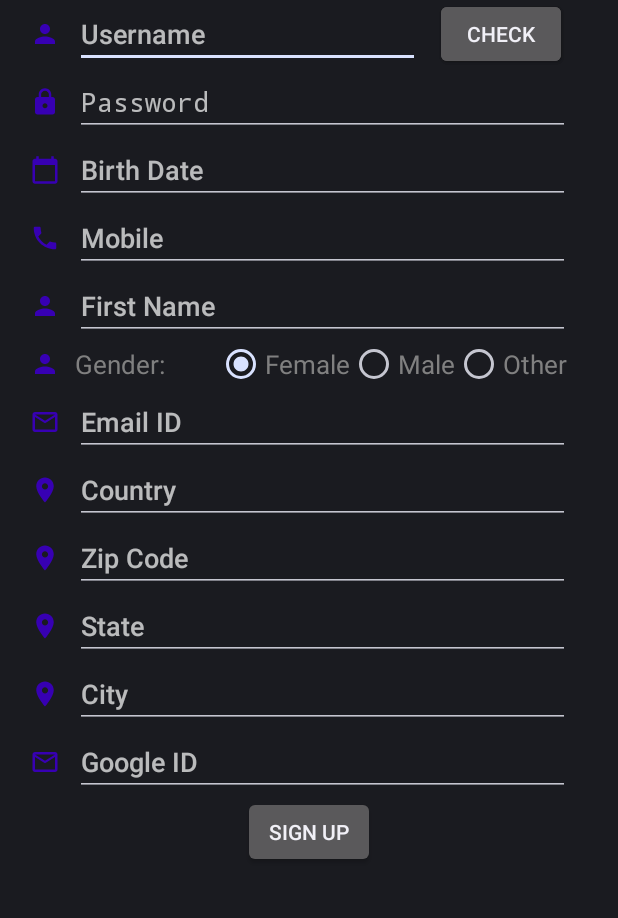
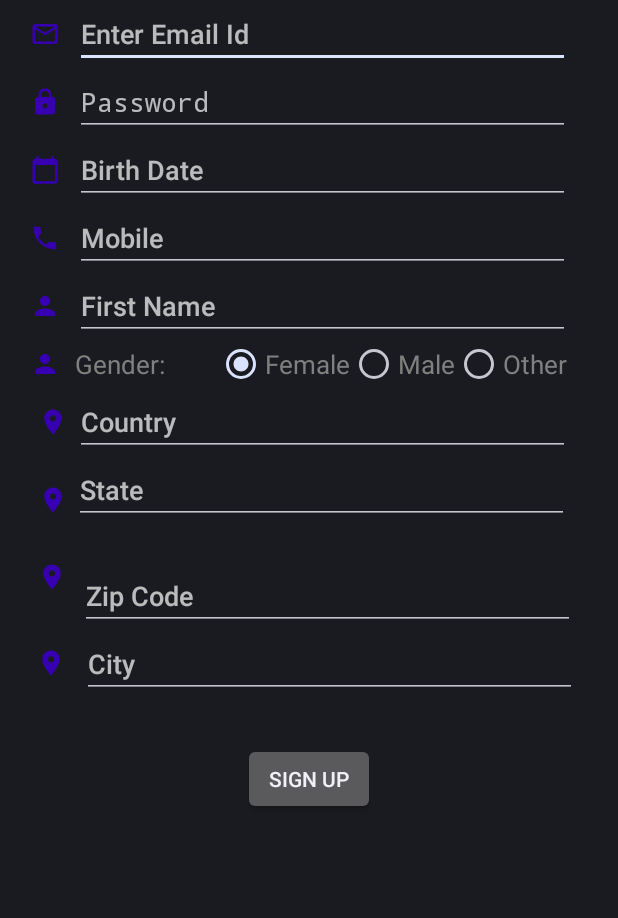
Before and after one commit to rlogixDev/AndroidNotesApp, an Android app: the fragment SignUpFragment shown on its own in the app's theme, on a phone screen of 412 x 824 dp, the part 290-1208 px from its top. Run offline under Robolectric (Android 15) with nearby library versions, the phone set to English and light mode, and no system bars; our stand-ins replace Dagger/Hilt's generated code, Firebase (no records; nobody signed in at launch, a user with empty details on screens opened directly).

Commit message:
Sign Up layout changed and validation added.

```diff
--- a/app/src/main/res/layout/fragment_sign_up.xml
+++ b/app/src/main/res/layout/fragment_sign_up.xml
@@ -6,9 +6,7 @@
     android:layout_height="match_parent"
     tools:context=".SignUpFragment">
 
-    <androidx.constraintlayout.widget.ConstraintLayout xmlns:android="http://schemas.android.com/apk/res/android"
-        xmlns:tools="http://schemas.android.com/tools"
-        xmlns:app="http://schemas.android.com/apk/res-auto"
+    <androidx.constraintlayout.widget.ConstraintLayout
         android:layout_width="match_parent"
         android:layout_height="match_parent">
 
@@ -24,7 +22,7 @@
             app:layout_constraintTop_toTopOf="parent" />
 
         <TextView
-            android:id="@+id/name_sign_up"
+            android:id="@+id/email_sign_up"
             android:layout_width="wrap_content"
             android:layout_height="wrap_content"
             android:text="NOTES"
@@ -36,45 +34,34 @@
             android:layout_marginTop="10dp"
             android:paddingBottom="10dp" />
 
-<!--    User-->
-    <Button
-        android:id="@+id/btnCheck"
-        android:layout_width="wrap_content"
-        android:layout_height="wrap_content"
-        android:text="Check"
-        android:layout_marginStart="10dp"
-        app:layout_constraintLeft_toRightOf="@id/name"
-        app:layout_constraintTop_toTopOf="@id/name"
-        app:layout_constraintBottom_toBottomOf="@id/name"/>
-        <!--    User-->
         <EditText
-            android:id="@+id/name"
-            android:layout_width="230dp"
+            android:id="@+id/email_id"
+            android:layout_width="330dp"
             android:layout_height="wrap_content"
-            android:hint="Username"
+            android:hint="Enter Email Id"
             android:inputType="text"
             android:layout_marginStart="10dp"
             android:textColor="@color/purple_700"
-            app:layout_constraintTop_toBottomOf="@id/name_sign_up"
+            app:layout_constraintTop_toBottomOf="@id/email_sign_up"
             app:layout_constraintLeft_toRightOf="@id/ivPerson" />
         <ImageView
             android:id="@+id/ivPerson"
             android:layout_width="wrap_content"
             android:layout_height="wrap_content"
             android:layout_marginStart="20dp"
-            android:src="@drawable/ic_baseline_person_20"
-            app:layout_constraintTop_toBottomOf="@id/name_sign_up"
+            android:src="@drawable/ic_baseline_mail_outline_20"
+            app:layout_constraintTop_toBottomOf="@id/email_sign_up"
             app:layout_constraintBottom_toTopOf="@id/password"
-            app:layout_constraintRight_toLeftOf="@id/name"
+            app:layout_constraintRight_toLeftOf="@id/email_id"
             app:layout_constraintLeft_toLeftOf="parent"/>
-        <Button
+        <!--<Button
             android:layout_width="wrap_content"
             android:layout_height="wrap_content"
             android:text="Check"
             android:layout_marginStart="10dp"
             app:layout_constraintLeft_toRightOf="@id/name"
             app:layout_constraintTop_toTopOf="@id/name"
-            app:layout_constraintBottom_toBottomOf="@id/name" />
+            app:layout_constraintBottom_toBottomOf="@id/name" />-->
 
         <!--    Password-->
         <EditText
@@ -85,7 +72,7 @@
             android:inputType="textPassword"
             android:layout_marginStart="10dp"
             android:textColor="@color/purple_700"
-            app:layout_constraintTop_toBottomOf="@id/name"
+            app:layout_constraintTop_toBottomOf="@id/email_id"
             app:layout_constraintLeft_toRightOf="@id/ivPassword" />
         <ImageView
             android:id="@+id/ivPassword"
@@ -93,7 +80,7 @@
             android:layout_height="wrap_content"
             android:layout_marginStart="20dp"
             android:src="@drawable/ic_baseline_lock_20"
-            app:layout_constraintTop_toBottomOf="@id/name"
+            app:layout_constraintTop_toBottomOf="@id/email_id"
             app:layout_constraintBottom_toTopOf="@id/birthDate"
             app:layout_constraintRight_toLeftOf="@id/password"
             app:layout_constraintLeft_toLeftOf="parent" />
@@ -171,7 +158,7 @@
             android:layout_height="wrap_content"
             android:layout_marginStart="20dp"
             app:layout_constraintTop_toBottomOf="@id/ivFirstName"
-            app:layout_constraintBottom_toTopOf="@id/ivEmailId"
+            app:layout_constraintBottom_toTopOf="@id/ivCountry"
             app:layout_constraintRight_toLeftOf="@id/tvGender"
             app:layout_constraintLeft_toLeftOf="parent" />
         <TextView
@@ -183,7 +170,7 @@
             android:textColor="#808080"
             android:layout_marginStart="10dp"
             app:layout_constraintTop_toBottomOf="@id/firstName"
-            app:layout_constraintBottom_toTopOf="@id/emailId"
+            app:layout_constraintBottom_toTopOf="@id/country"
             app:layout_constraintLeft_toRightOf="@id/ivGender" />
 
         <RadioGroup
@@ -230,69 +217,50 @@
         </RadioGroup>
 
 
-        <!--    EmailID-->
-        <EditText
-            android:id="@+id/emailId"
-            android:layout_width="330dp"
-            android:layout_height="wrap_content"
-            android:hint="Email ID"
-            android:inputType="textEmailAddress"
-            android:layout_marginStart="10dp"
-            android:textColor="@color/purple_700"
-            app:layout_constraintTop_toBottomOf="@id/rgGender"
-            app:layout_constraintLeft_toRightOf="@id/ivEmailId" />
-        <ImageView
-            android:id="@+id/ivEmailId"
-            android:layout_width="wrap_content"
-            android:layout_height="wrap_content"
-            android:layout_marginStart="20dp"
-            android:src="@drawable/ic_baseline_mail_outline_20"
-            app:layout_constraintTop_toBottomOf="@id/rgGender"
-            app:layout_constraintBottom_toTopOf="@id/country"
-            app:layout_constraintRight_toLeftOf="@id/emailId"
-            app:layout_constraintLeft_toLeftOf="parent" />
-
         <!--    Country-->
         <EditText
             android:id="@+id/country"
             android:layout_width="330dp"
             android:layout_height="wrap_content"
             android:hint="Country"
+            android:inputType="textEmailAddress"
             android:layout_marginStart="10dp"
             android:textColor="@color/purple_700"
-            app:layout_constraintTop_toBottomOf="@id/emailId"
-            app:layout_constraintLeft_toRightOf="@id/ivCountry" />
+            app:layout_constraintTop_toBottomOf="@id/rgGender"
+            app:layout_constraintLeft_toRightOf="@id/ivGender" />
         <ImageView
             android:id="@+id/ivCountry"
             android:layout_width="wrap_content"
             android:layout_height="wrap_content"
             android:layout_marginStart="20dp"
             android:src="@drawable/ic_baseline_location_on_20"
-            app:layout_constraintTop_toBottomOf="@id/emailId"
-            app:layout_constraintBottom_toTopOf="@id/zipCode"
+            app:layout_constraintTop_toBottomOf="@id/rgGender"
+            app:layout_constraintBottom_toTopOf="@id/state"
             app:layout_constraintRight_toLeftOf="@id/country"
             app:layout_constraintLeft_toLeftOf="parent" />
 
-        <!--    ZipCode-->
+        <!--    Zip Code-->
+
         <EditText
             android:id="@+id/zipCode"
             android:layout_width="330dp"
             android:layout_height="wrap_content"
+            android:layout_marginLeft="8dp"
+            android:layout_marginTop="120dp"
             android:hint="Zip Code"
-            android:inputType="number"
-            android:layout_marginStart="10dp"
             android:textColor="@color/purple_700"
-            app:layout_constraintTop_toBottomOf="@id/country"
-            app:layout_constraintLeft_toRightOf="@id/ivZipCode" />
+            app:layout_constraintLeft_toRightOf="@id/ivCountry"
+            app:layout_constraintTop_toBottomOf="@id/tvGender" />
+
         <ImageView
             android:id="@+id/ivZipCode"
             android:layout_width="wrap_content"
             android:layout_height="wrap_content"
             android:layout_marginStart="20dp"
             android:src="@drawable/ic_baseline_location_on_20"
-            app:layout_constraintTop_toBottomOf="@id/country"
-            app:layout_constraintBottom_toTopOf="@id/state"
-            app:layout_constraintRight_toLeftOf="@id/zipCode"
+            app:layout_constraintTop_toBottomOf="@id/ivCountry"
+            app:layout_constraintBottom_toTopOf="@id/zipCode"
+            app:layout_constraintRight_toLeftOf="@id/country"
             app:layout_constraintLeft_toLeftOf="parent" />
 
         <!--    State-->
@@ -300,24 +268,37 @@
             android:id="@+id/state"
             android:layout_width="330dp"
             android:layout_height="wrap_content"
+            android:layout_marginLeft="4dp"
             android:hint="State"
-            android:layout_marginStart="10dp"
+            android:inputType="number"
             android:textColor="@color/purple_700"
-            app:layout_constraintTop_toBottomOf="@id/zipCode"
-            app:layout_constraintLeft_toRightOf="@id/ivState" />
+            app:layout_constraintLeft_toRightOf="@id/ivZipCode"
+            app:layout_constraintTop_toBottomOf="@id/country" />
+
         <ImageView
             android:id="@+id/ivState"
             android:layout_width="wrap_content"
             android:layout_height="wrap_content"
             android:layout_marginStart="20dp"
             android:src="@drawable/ic_baseline_location_on_20"
-            app:layout_constraintTop_toBottomOf="@id/zipCode"
+            app:layout_constraintTop_toBottomOf="@id/state"
             app:layout_constraintBottom_toTopOf="@id/city"
             app:layout_constraintRight_toLeftOf="@id/state"
             app:layout_constraintLeft_toLeftOf="parent" />
 
         <!--    City-->
         <EditText
+            android:id="@+id/city"
+            android:layout_width="330dp"
+            android:layout_height="wrap_content"
+            android:hint="City"
+            android:layout_marginStart="10dp"
+            android:textColor="@color/purple_700"
+            app:layout_constraintTop_toBottomOf="@id/zipCode"
+            app:layout_constraintLeft_toRightOf="@id/ivState" />
+
+        <!--    City-->
+        <!--<EditText
             android:id="@+id/city"
             android:layout_width="330dp"
             android:layout_height="wrap_content"
@@ -333,12 +314,11 @@
             android:layout_marginStart="20dp"
             android:src="@drawable/ic_baseline_location_on_20"
             app:layout_constraintTop_toBottomOf="@id/state"
-            app:layout_constraintBottom_toTopOf="@id/googleId"
             app:layout_constraintRight_toLeftOf="@id/city"
-            app:layout_constraintLeft_toLeftOf="parent" />
+            app:layout_constraintLeft_toLeftOf="parent" />-->
 
         <!--    Google ID-->
-        <EditText
+        <!--<EditText
             android:id="@+id/googleId"
             android:layout_width="330dp"
             android:layout_height="wrap_content"
@@ -357,15 +337,28 @@
             app:layout_constraintTop_toBottomOf="@id/city"
             app:layout_constraintBottom_toTopOf="@id/btnSignUp"
             app:layout_constraintRight_toLeftOf="@id/googleId"
-            app:layout_constraintLeft_toLeftOf="parent" />
+            app:layout_constraintLeft_toLeftOf="parent" />-->
 
         <!--    Save-->
+        <ImageView
+            android:id="@+id/ivCity"
+            android:layout_width="wrap_content"
+            android:layout_height="wrap_content"
+            android:layout_marginTop="12dp"
+            android:src="@drawable/ic_baseline_location_on_20"
+
+            app:layout_constraintHorizontal_bias="0.833"
+            app:layout_constraintLeft_toLeftOf="parent"
+            app:layout_constraintRight_toLeftOf="@id/state"
+            app:layout_constraintTop_toBottomOf="@id/zipCode" />
+
         <Button
             android:id="@+id/btnSignUp"
             android:layout_width="wrap_content"
             android:layout_height="wrap_content"
             android:text="Sign Up"
-            app:layout_constraintTop_toBottomOf="@id/googleId"
+            android:layout_marginTop="30dp"
+            app:layout_constraintTop_toBottomOf="@id/city"
             app:layout_constraintRight_toRightOf="parent"
             app:layout_constraintLeft_toLeftOf="parent" />
 
```
Also changed, not shown: app/src/main/java/com/noteapp/SignUpFragment.kt (+52 -54 lines).
